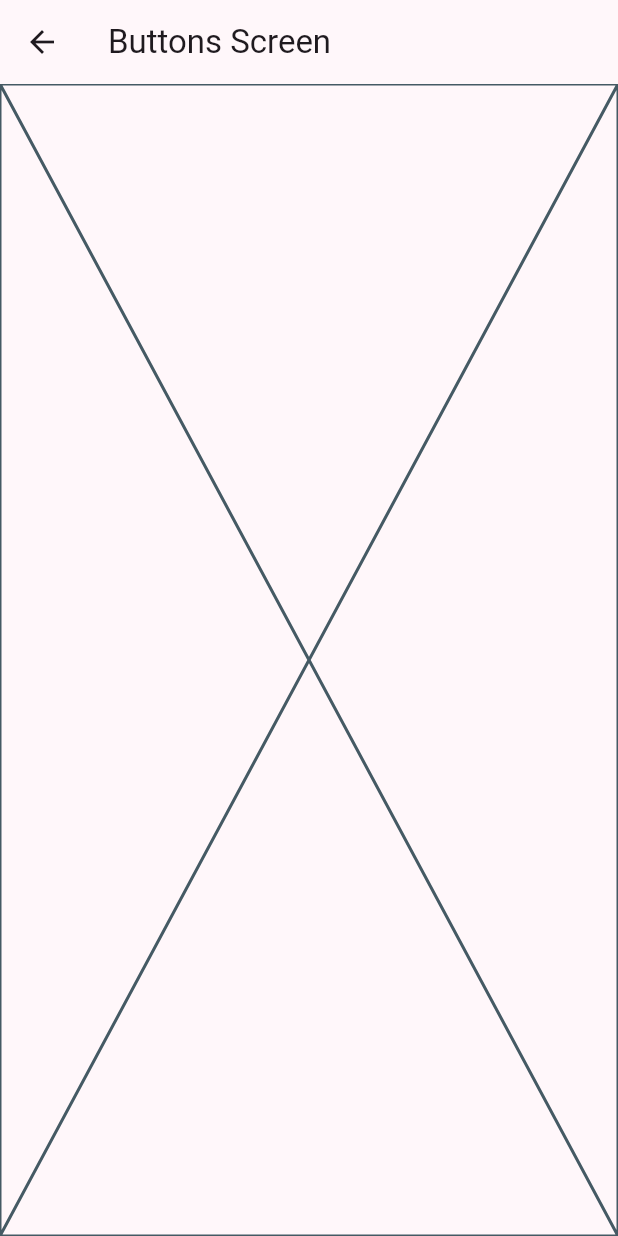
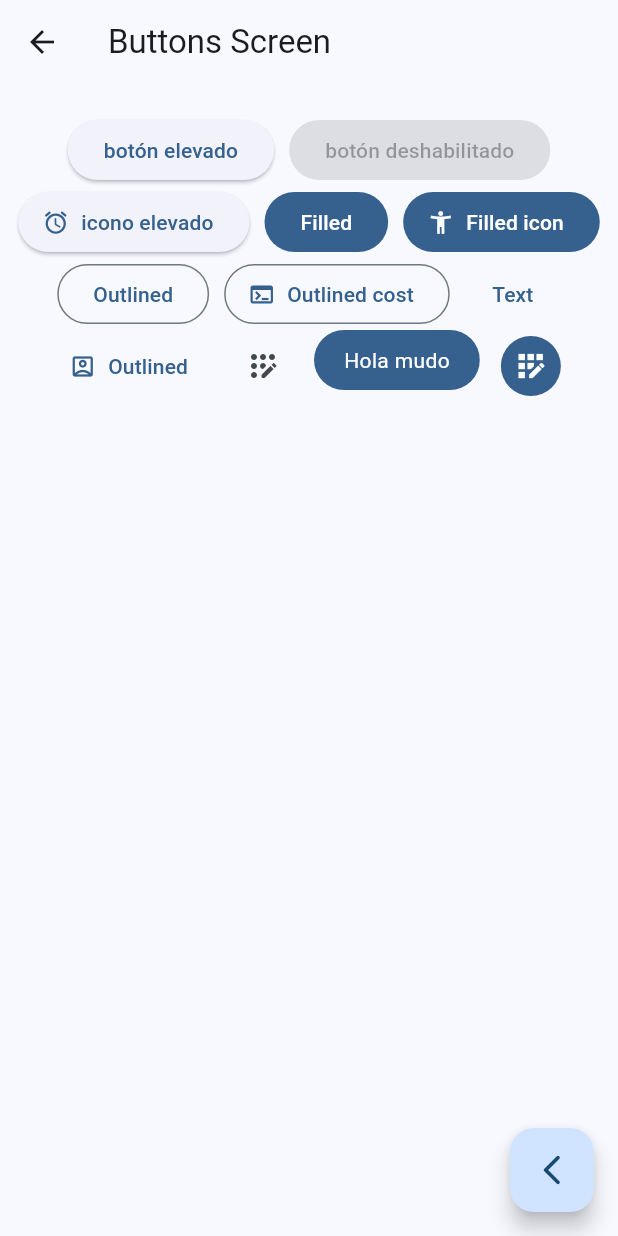
Before and after one commit to ycorona21/triki_trakas, a Flutter app: the screen it shows after launch, after a tap on "Botones", on a phone screen of 412 x 824 dp. Run offline on Flutter 3.47's test engine with Material 2 defaults, Android fonts, the phone set to English and light mode, and no system bars; our stand-ins replace go_router.

Commit message:
botones_jalando

```diff
--- a/lib/config/router/app_router.dart
+++ b/lib/config/router/app_router.dart
@@ -6,16 +6,19 @@ final GoRouter appRouter = GoRouter(
   routes: <RouteBase>[
     GoRoute(
       path: '/',
+      name: HomeScreen.screenName,
       builder: (BuildContext context, GoRouterState state) =>
           const HomeScreen(),
     ),
     GoRoute(
       path: '/buttons',
+      name: ButtonsScreen.screenName,
       builder: (BuildContext context, GoRouterState state) =>
           const ButtonsScreen(),
     ),
     GoRoute(
       path: '/cards',
+      name: CardsScreen.screenName,
       builder: (BuildContext context, GoRouterState state) =>
           const CardsScreen(),
     ),
--- a/lib/main.dart
+++ b/lib/main.dart
@@ -13,7 +13,7 @@ class MainApp extends StatelessWidget {
   Widget build(BuildContext context) {
     return MaterialApp.router(
       debugShowCheckedModeBanner: false,
-      theme: AppTheme(selectedColor: 4).getTheme(),
+      theme: AppTheme(selectedColor: 0).getTheme(),
       // home: const HomeScreen(),
       routerConfig: appRouter,
     );
--- a/lib/presentation/screens/buttons/buttons_screen.dart
+++ b/lib/presentation/screens/buttons/buttons_screen.dart
@@ -1,6 +1,9 @@
 import 'package:flutter/material.dart';
+import 'package:go_router/go_router.dart';
+import 'package:triki_trakas/presentation/screens/widgets/custom_button.dart';
 
 class ButtonsScreen extends StatelessWidget {
+  static const String screenName = 'button_screen';
   const ButtonsScreen({super.key});
 
   @override
@@ -9,7 +12,66 @@ class ButtonsScreen extends StatelessWidget {
       appBar: AppBar(
         title: const Text('Buttons Screen'),
       ),
-      body: const Placeholder(),
+      body: const _ButtonsView(),
+      floatingActionButton: FloatingActionButton(
+          onPressed: () {
+            context.pop();
+          },
+          child: const Icon(Icons.arrow_back_ios_new_rounded)),
     );
   }
 }
+
+class _ButtonsView extends StatelessWidget {
+  const _ButtonsView();
+
+  @override
+  Widget build(BuildContext context) {
+    final colors = Theme.of(context).colorScheme;
+    return SizedBox(
+        width: double.infinity,
+        child: Padding(
+          padding: const EdgeInsets.symmetric(horizontal: 10, vertical: 20),
+          child: Wrap(
+            spacing: 10,
+            alignment: WrapAlignment.center,
+            children: [
+              ElevatedButton(
+                  onPressed: () {}, child: const Text('botón elevado')),
+              const ElevatedButton(
+                  onPressed: null, child: Text('botón deshabilitado')),
+              ElevatedButton.icon(
+                  onPressed: () {},
+                  icon: const Icon(Icons.access_alarm_rounded),
+                  label: const Text('icono elevado')),
+              FilledButton(onPressed: () {}, child: const Text('Filled')),
+              FilledButton.icon(
+                  onPressed: () {},
+                  icon: const Icon(Icons.accessibility_new),
+                  label: const Text('Filled icon')),
+              OutlinedButton(onPressed: () {}, child: const Text('Outlined')),
+              OutlinedButton.icon(
+                  onPressed: () {},
+                  icon: const Icon(Icons.terminal),
+                  label: const Text('Outlined cost')),
+              TextButton(onPressed: () {}, child: const Text('Text')),
+              TextButton.icon(
+                  onPressed: () {},
+                  icon: const Icon(Icons.account_box_outlined),
+                  label: const Text('Outlined')),
+              IconButton(
+                  onPressed: () {},
+                  icon: const Icon(Icons.app_registration_rounded)),
+              const CustomButton(),
+              IconButton(
+                onPressed: () {},
+                icon: const Icon(Icons.app_registration_outlined),
+                style: ButtonStyle(
+                    backgroundColor: MaterialStatePropertyAll(colors.primary),
+                    iconColor: const MaterialStatePropertyAll(Colors.white)),
+              ),
+            ],
+          ),
+        ));
+  }
+}
--- a/lib/presentation/screens/cards/cards_screen.dart
+++ b/lib/presentation/screens/cards/cards_screen.dart
@@ -1,6 +1,7 @@
 import 'package:flutter/material.dart';
 
 class CardsScreen extends StatelessWidget {
+  static const String screenName = 'card_screen';
   const CardsScreen({super.key});
 
   @override
--- a/lib/presentation/screens/home/home_screen.dart
+++ b/lib/presentation/screens/home/home_screen.dart
@@ -3,6 +3,7 @@ import 'package:go_router/go_router.dart';
 import 'package:triki_trakas/config/menu/menu_items.dart';
 
 class HomeScreen extends StatelessWidget {
+  static const String screenName = 'home_screen';
   const HomeScreen({super.key});
 
   @override
@@ -12,16 +13,11 @@ class HomeScreen extends StatelessWidget {
         title: const Text('Menu de Materia 3'),
       ),
       body: ListView.builder(
-          itemCount: appMenuItems.length, itemBuilder: menuList2),
+          itemCount: appMenuItems.length, itemBuilder: menuList),
     );
   }
 
   Widget menuList(BuildContext context, int index) {
-    final menuItem = appMenuItems[index];
-    return Text(menuItem.title);
-  }
-
-  Widget menuList2(BuildContext context, int index) {
     final menuItem = appMenuItems[index];
     return _CustomListTitle(menuItem: menuItem);
   }
@@ -45,7 +41,8 @@ class _CustomListTitle extends StatelessWidget {
       subtitle: Text(menuItem.subTitle),
       onTap: () {
         //context.go(menuItem.link);
-        context.push(menuItem.link);
+        //context.push(menuItem.link);
+        context.pushNamed(menuItem.screenName);
       },
     );
   }
```
